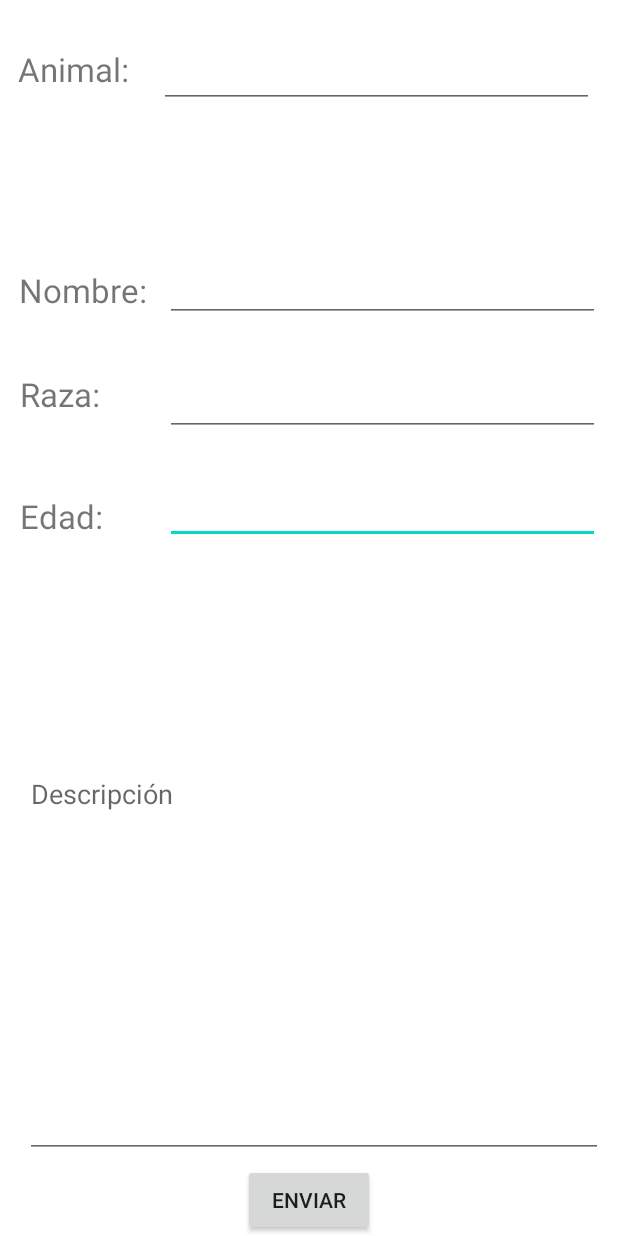
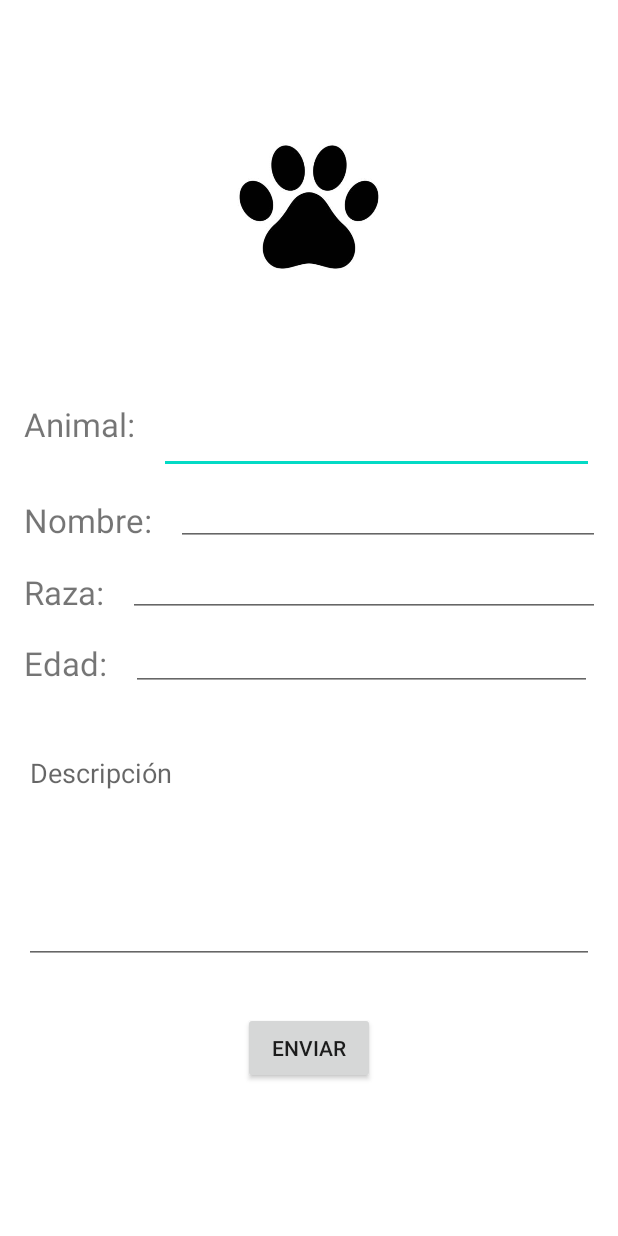
Before and after one commit to JCortesJaramillo/Animales_Constraint, an Android app: the screen it shows after launch (CorreoActivity), on a phone screen of 412 x 824 dp. Run offline under Robolectric (Android 15) with nearby library versions, the phone set to English and light mode, and no system bars.

Commit message:
Cambios estéticos

```diff
--- a/app/src/main/java/co/edu/unipiloto/CorreoActivity.java
+++ b/app/src/main/java/co/edu/unipiloto/CorreoActivity.java
@@ -2,11 +2,41 @@ package co.edu.unipiloto;
 
 import android.app.Activity;
 import android.os.Bundle;
+import android.widget.Button;
+import android.widget.EditText;
+import android.widget.Toast;
 
 public class CorreoActivity extends Activity {
+
+    private Button botonEnviar;
+    private EditText animal;
+    private EditText nombre;
+    private EditText raza;
+    private EditText edad;
+    private EditText descripcion;
+
     @Override
     protected void onCreate(Bundle savedInstanceState){
         super.onCreate(savedInstanceState);
         setContentView(R.layout.activity_correo);
+
+        botonEnviar = findViewById(R.id.botonEnviar);
+        animal = findViewById(R.id.editTextText);
+        nombre = findViewById(R.id.editTextText3);
+        raza = findViewById(R.id.editTextText4);
+        edad = findViewById(R.id.editTextText5);
+        descripcion = findViewById(R.id.editTextText2);
+
+        botonEnviar.setOnClickListener(v -> {
+            animal.setText("");
+            nombre.setText("");
+            raza.setText("");
+            edad.setText("");
+            descripcion.setText("");
+
+            Toast.makeText(getApplicationContext(), "Datos guardados", Toast.LENGTH_SHORT).show();
+
+            animal.requestFocus();
+        });
     }
 }
--- a/app/src/main/res/layout/activity_correo.xml
+++ b/app/src/main/res/layout/activity_correo.xml
@@ -1,132 +1,132 @@
 <?xml version="1.0" encoding="utf-8"?>
-<androidx.constraintlayout.widget.ConstraintLayout xmlns:android="http://schemas.android.com/apk/res/android"
+<androidx.constraintlayout.widget.ConstraintLayout
+    xmlns:android="http://schemas.android.com/apk/res/android"
     xmlns:app="http://schemas.android.com/apk/res-auto"
     xmlns:tools="http://schemas.android.com/tools"
-    android:id="@+id/ConstraintLayout"
     android:layout_width="match_parent"
     android:layout_height="match_parent"
-    tools:context=".CorreoActivity">
+    tools:context=".CorreoActivity"
+    android:padding="16dp">
+
+    <ImageView
+        android:id="@+id/imagenAnimal"
+        android:layout_width="180dp"
+        android:layout_height="180dp"
+        android:src="@drawable/imagen"
+        android:scaleType="centerCrop"
+        app:layout_constraintTop_toTopOf="parent"
+        app:layout_constraintStart_toStartOf="parent"
+        app:layout_constraintEnd_toEndOf="parent"
+        android:layout_marginTop="32dp"/>
+
+    <androidx.constraintlayout.widget.ConstraintLayout
+        android:id="@+id/contenedorDatos"
+        android:layout_width="0dp"
+        android:layout_height="wrap_content"
+        app:layout_constraintTop_toBottomOf="@id/imagenAnimal"
+        app:layout_constraintStart_toStartOf="parent"
+        app:layout_constraintEnd_toEndOf="parent"
+        android:layout_marginTop="32dp">
+
+        <TextView
+            android:id="@+id/textView"
+            android:layout_width="wrap_content"
+            android:layout_height="wrap_content"
+            android:text="@string/Animal"
+            android:textSize="22sp"
+            app:layout_constraintStart_toStartOf="parent"
+            app:layout_constraintTop_toTopOf="parent"
+            android:layout_marginTop="8dp"/>
 
         <EditText
-        android:id="@+id/editTextText5"
+            android:id="@+id/editTextText"
             android:layout_width="290dp"
             android:layout_height="48dp"
-        android:layout_marginEnd="12dp"
-        android:layout_marginBottom="144dp"
-        android:ems="10"
             android:inputType="text"
-        app:layout_constraintBottom_toTopOf="@+id/editTextText2"
-        app:layout_constraintEnd_toEndOf="parent" />
+            app:layout_constraintStart_toEndOf="@id/textView"
+            app:layout_constraintTop_toTopOf="@id/textView"
+            android:layout_marginStart="16dp"/>
 
         <TextView
             android:id="@+id/textView2"
-        android:layout_width="85dp"
-        android:layout_height="33dp"
-        android:layout_marginBottom="36dp"
+            android:layout_width="wrap_content"
+            android:layout_height="wrap_content"
             android:text="@string/nombre"
             android:textSize="22sp"
-        app:layout_constraintBottom_toTopOf="@+id/textView3"
-        app:layout_constraintEnd_toStartOf="@+id/editTextText3"
-        app:layout_constraintStart_toStartOf="parent" />
-
-    <TextView
-        android:id="@+id/textView3"
-        android:layout_width="85dp"
-        android:layout_height="33dp"
-        android:layout_marginBottom="48dp"
-        android:text="@string/Raza"
-        android:textSize="22sp"
-        app:layout_constraintBottom_toTopOf="@+id/textView4"
-        app:layout_constraintEnd_toStartOf="@+id/editTextText4"
-        app:layout_constraintHorizontal_bias="0.541"
-        app:layout_constraintStart_toStartOf="parent" />
-
-    <TextView
-        android:id="@+id/textView4"
-        android:layout_width="85dp"
-        android:layout_height="33dp"
-        android:layout_marginBottom="144dp"
-        android:text="@string/Edad"
-        android:textSize="22sp"
-        app:layout_constraintBottom_toTopOf="@+id/editTextText2"
-        app:layout_constraintEnd_toStartOf="@+id/editTextText5"
-        app:layout_constraintHorizontal_bias="0.541"
-        app:layout_constraintStart_toStartOf="parent" />
+            app:layout_constraintStart_toStartOf="parent"
+            app:layout_constraintTop_toBottomOf="@id/editTextText"
+            android:layout_marginTop="16dp"/>
 
         <EditText
             android:id="@+id/editTextText3"
             android:layout_width="290dp"
             android:layout_height="48dp"
-        android:layout_marginEnd="12dp"
-        android:layout_marginBottom="28dp"
-        android:ems="10"
             android:inputType="text"
-        app:layout_constraintBottom_toTopOf="@+id/editTextText4"
-        app:layout_constraintEnd_toEndOf="parent" />
+            app:layout_constraintStart_toEndOf="@id/textView2"
+            app:layout_constraintTop_toBottomOf="@id/editTextText"
+            android:layout_marginStart="16dp"/>
+
+        <TextView
+            android:id="@+id/textView3"
+            android:layout_width="wrap_content"
+            android:layout_height="wrap_content"
+            android:text="@string/Raza"
+            android:textSize="22sp"
+            app:layout_constraintStart_toStartOf="parent"
+            app:layout_constraintTop_toBottomOf="@id/editTextText3"
+            android:layout_marginTop="16dp"/>
 
         <EditText
             android:id="@+id/editTextText4"
-        android:layout_width="290dp"
-        android:layout_height="48dp"
-        android:layout_marginEnd="12dp"
-        android:layout_marginBottom="24dp"
-        android:ems="10"
+            android:layout_width="315dp"
+            android:layout_height="47dp"
+            android:layout_marginStart="16dp"
             android:inputType="text"
-        app:layout_constraintBottom_toTopOf="@+id/editTextText5"
-        app:layout_constraintEnd_toEndOf="parent" />
+            app:layout_constraintStart_toEndOf="@id/textView3"
+            app:layout_constraintTop_toBottomOf="@id/editTextText3" />
 
         <TextView
-        android:id="@+id/textView"
-        android:layout_width="83dp"
-        android:layout_height="35dp"
-        android:layout_marginTop="8dp"
-        android:layout_marginBottom="36dp"
-        android:text="@string/Animal"
+            android:id="@+id/textView4"
+            android:layout_width="wrap_content"
+            android:layout_height="wrap_content"
+            android:text="@string/Edad"
             android:textSize="22sp"
-        app:layout_constraintBottom_toTopOf="@+id/textView2"
-        app:layout_constraintEnd_toStartOf="@+id/editTextText"
-        app:layout_constraintHorizontal_bias="0.521"
             app:layout_constraintStart_toStartOf="parent"
-        app:layout_constraintTop_toTopOf="parent"
-        app:layout_constraintVertical_bias="0.238" />
+            app:layout_constraintTop_toBottomOf="@id/editTextText4"
+            android:layout_marginTop="16dp"/>
 
         <EditText
-        android:id="@+id/editTextText"
-        android:layout_width="290dp"
-        android:layout_height="48dp"
-        android:layout_marginTop="8dp"
-        android:layout_marginEnd="16dp"
-        android:layout_marginBottom="25dp"
-        android:ems="10"
+            android:id="@+id/editTextText5"
+            android:layout_width="307dp"
+            android:layout_height="49dp"
+            android:layout_marginStart="16dp"
             android:inputType="text"
-        app:layout_constraintBottom_toTopOf="@+id/editTextText3"
-        app:layout_constraintEnd_toEndOf="parent"
-        app:layout_constraintTop_toTopOf="parent"
-        app:layout_constraintVertical_bias="0.186" />
-
-    <Button
-        android:id="@+id/button3"
-        android:layout_width="wrap_content"
-        android:layout_height="wrap_content"
-        android:text="@string/send_button"
-        app:layout_constraintBottom_toBottomOf="parent"
-        app:layout_constraintEnd_toEndOf="parent"
-        app:layout_constraintStart_toStartOf="parent" />
+            app:layout_constraintStart_toEndOf="@id/textView4"
+            app:layout_constraintTop_toBottomOf="@id/editTextText4" />
+    </androidx.constraintlayout.widget.ConstraintLayout>
 
     <EditText
         android:id="@+id/editTextText2"
-        android:layout_width="385dp"
-        android:layout_height="265dp"
-        android:layout_marginBottom="4dp"
-        android:breakStrategy="high_quality"
+        android:layout_width="0dp"
+        android:layout_height="150dp"
         android:gravity="top|start"
         android:hint="@string/descripcion_hint"
         android:inputType="textMultiLine"
         android:scrollHorizontally="false"
         android:singleLine="false"
-        app:layout_constraintBottom_toTopOf="@+id/button3"
+        app:layout_constraintTop_toBottomOf="@id/contenedorDatos"
+        app:layout_constraintStart_toStartOf="parent"
         app:layout_constraintEnd_toEndOf="parent"
-        app:layout_constraintHorizontal_bias="0.615"
-        app:layout_constraintStart_toStartOf="parent" />
+        android:layout_marginTop="32dp"/>
+
+    <Button
+        android:id="@+id/botonEnviar"
+        android:layout_width="wrap_content"
+        android:layout_height="wrap_content"
+        android:text="@string/send_button"
+        app:layout_constraintTop_toBottomOf="@id/editTextText2"
+        app:layout_constraintStart_toStartOf="parent"
+        app:layout_constraintEnd_toEndOf="parent"
+        android:layout_marginTop="32dp"/>
 
 </androidx.constraintlayout.widget.ConstraintLayout>
--- a/app/src/main/res/values/strings.xml
+++ b/app/src/main/res/values/strings.xml
@@ -1,6 +1,5 @@
 <resources>
     <string name="app_name">Correo</string>
-    <!-- Strings used for fragments for navigation -->
     <string name="nombre">Nombre:</string>
     <string name="Raza">Raza:</string>
     <string name="Edad">Edad:</string>
```
Also changed, not shown: app/src/main/res/drawable/imagen.jpg (added). Lines whose indentation alone changed are shown as unchanged.
